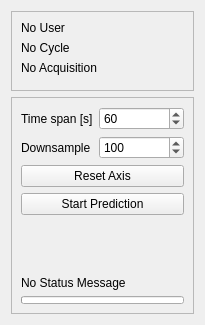
Above: resources/ui/plot_settings_widget.ui from antolu/sps-app-hysteresis before the change. Below: the same form after it.
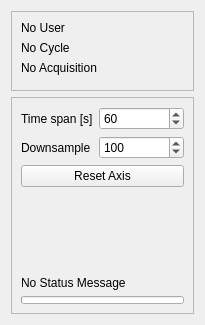
That is the form after the change. Custom widgets are drawn as their Qt base class.

Commit message: feat: remove start prediction button and manual start logic

```diff
--- a/resources/ui/plot_settings_widget.ui
+++ b/resources/ui/plot_settings_widget.ui
@@ -155,19 +155,7 @@
         </property>
        </widget>
       </item>
-      <item row="3" column="0" colspan="2">
-       <widget class="QPushButton" name="buttonPredict">
-        <property name="sizePolicy">
-         <sizepolicy hsizetype="Expanding" vsizetype="Fixed">
-          <horstretch>0</horstretch>
-          <verstretch>0</verstretch>
-         </sizepolicy>
-        </property>
-        <property name="text">
-         <string>Start Prediction</string>
-        </property>
-       </widget>
-      </item>
+
       <item row="4" column="0">
        <spacer name="verticalSpacer">
         <property name="orientation">
```
The commit also changes 2 other files.
